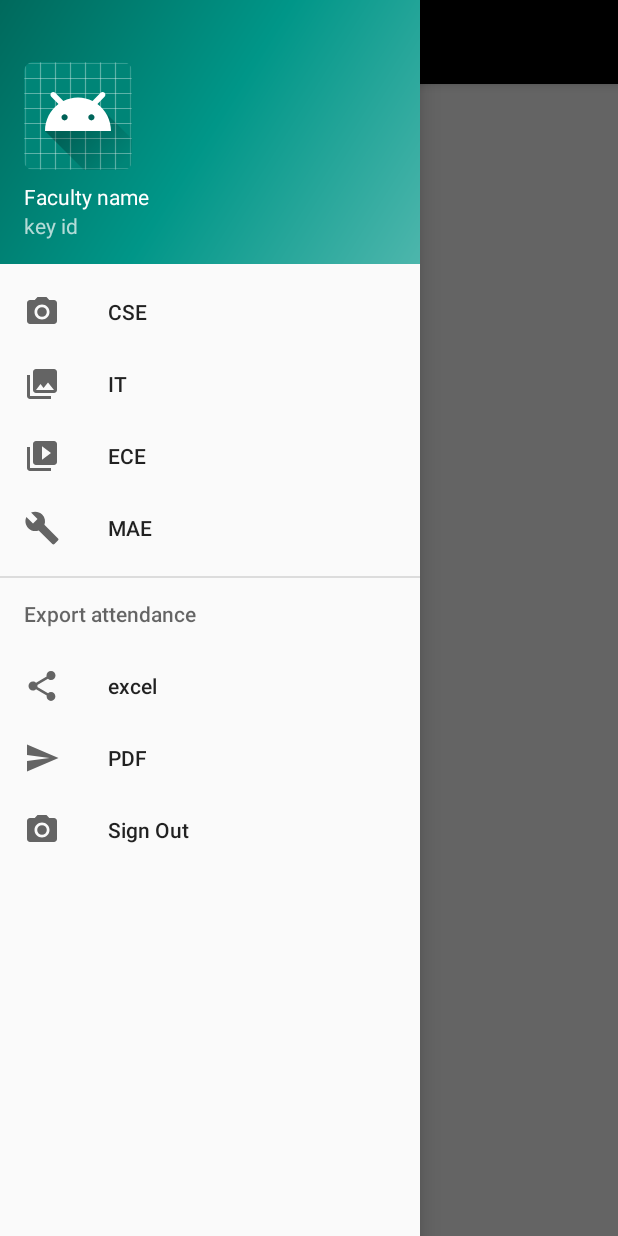
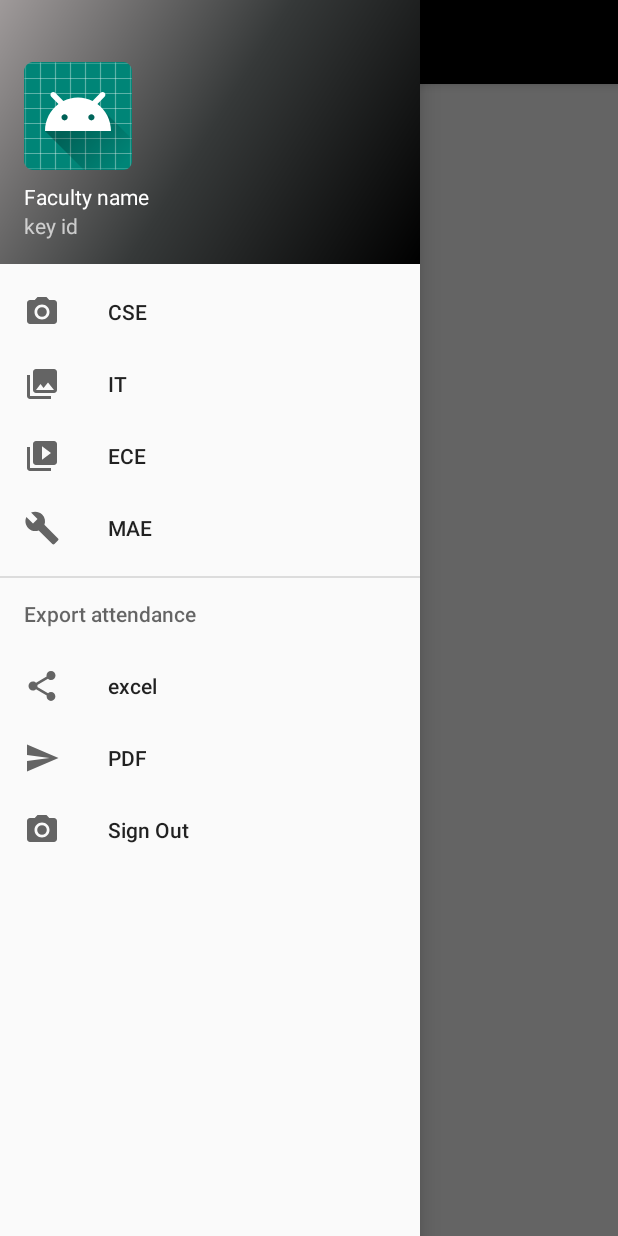
Before and after one commit to ravisharma46/SmartAttendanceSystem, an Android app: the select_branch screen opened directly, with no data from a screen before it, with the side drawer open, on a phone screen of 412 x 824 dp. Run offline under Robolectric (Android 15) with nearby library versions, the phone set to English and light mode, and no system bars.

Commit message:
customized side navagation

```diff
--- a/app/src/main/res/drawable/side_nav_bar.xml
+++ b/app/src/main/res/drawable/side_nav_bar.xml
@@ -2,8 +2,8 @@
     android:shape="rectangle">
     <gradient
         android:angle="135"
-        android:centerColor="#009688"
-        android:endColor="#00695C"
-        android:startColor="#4DB6AC"
+        android:centerColor="#363939"
+        android:endColor="#9f9a9a"
+        android:startColor="#000000"
         android:type="linear" />
 </shape>
```
